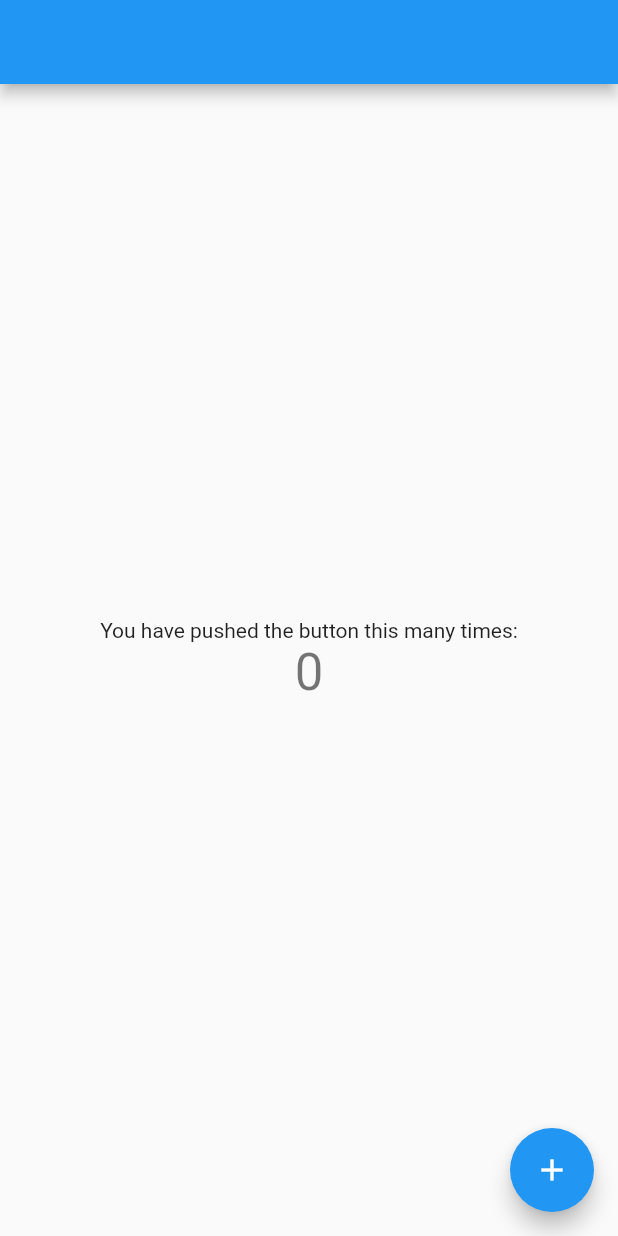
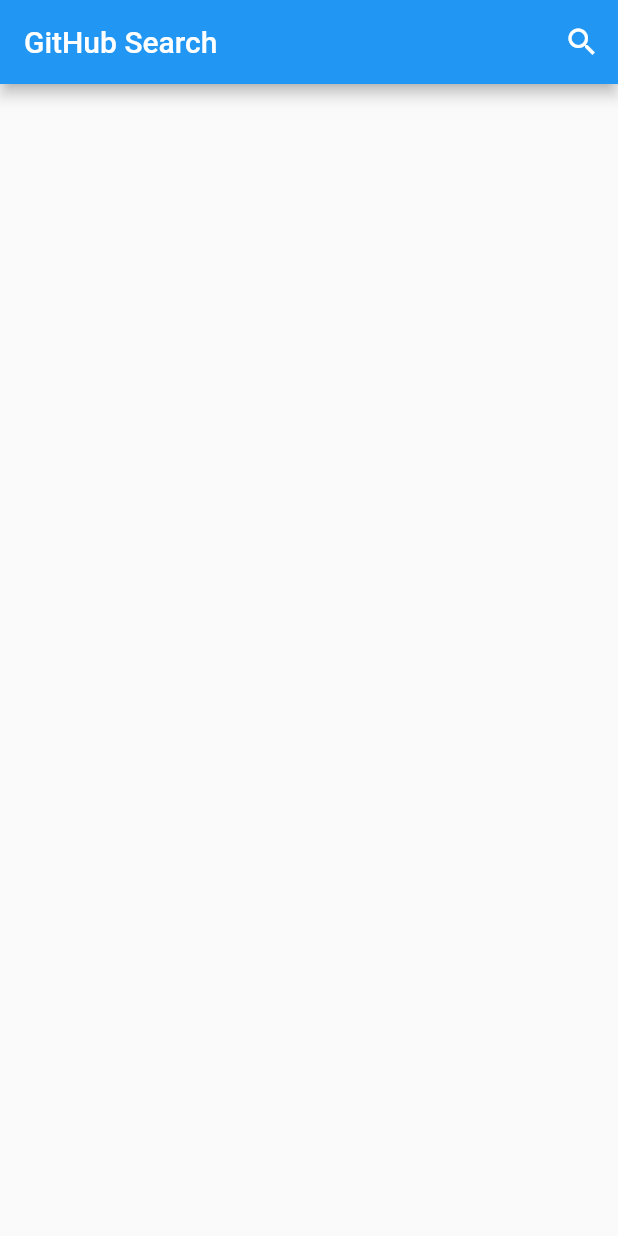
Before and after one commit to VHCBlade/search-example, a Flutter app: the screen it shows after launch, on a phone screen of 412 x 824 dp. Run offline on Flutter 3.47's test engine with Material 2 defaults, Android fonts, the phone set to English and light mode, and no system bars; our stand-ins replace equatable.

Commit message:
Added Initial Frontend Frame

```diff
--- a/lib/main.dart
+++ b/lib/main.dart
@@ -1,4 +1,5 @@
 import 'package:flutter/material.dart';
+import 'package:search_example/screens/main.dart';
 
 void main() {
   runApp(MyApp());
@@ -9,54 +10,12 @@
   @override
   Widget build(BuildContext context) {
     return MaterialApp(
-      title: 'Flutter Demo',
+      title: 'Flutter Github Search Example',
+      debugShowCheckedModeBanner: false,
       theme: ThemeData(
         primarySwatch: Colors.blue,
       ),
-      home: MyHomePage(),
+      home: MainScreen(),
     );
   }
 }
-
-class MyHomePage extends StatefulWidget {
-  MyHomePage({Key? key}) : super(key: key);
-
-  @override
-  _MyHomePageState createState() => _MyHomePageState();
-}
-
-class _MyHomePageState extends State<MyHomePage> {
-  int _counter = 0;
-
-  void _incrementCounter() {
-    setState(() {
-      _counter++;
-    });
-  }
-
-  @override
-  Widget build(BuildContext context) {
-    return Scaffold(
-      appBar: AppBar(),
-      body: Center(
-        child: Column(
-          mainAxisAlignment: MainAxisAlignment.center,
-          children: <Widget>[
-            Text(
-              'You have pushed the button this many times:',
-            ),
-            Text(
-              '$_counter',
-              style: Theme.of(context).textTheme.headline4,
-            ),
-          ],
-        ),
-      ),
-      floatingActionButton: FloatingActionButton(
-        onPressed: _incrementCounter,
-        tooltip: 'Increment',
-        child: Icon(Icons.add),
-      ), // This trailing comma makes auto-formatting nicer for build methods.
-    );
-  }
-}
--- a/lib/repository/search/search_data.dart
+++ b/lib/repository/search/search_data.dart
@@ -5,7 +5,7 @@
   final String title;
   final String? subtitle;
 
-  SearchData(this.url, this.title, this.subtitle);
+  SearchData({required this.url, required this.title, this.subtitle});
 
   @override
   List<Object?> get props => [url, title, subtitle];
--- /dev/null
+++ b/lib/screens/github_search/github_search.dart
@@ -0,0 +1,40 @@
+import 'package:flutter/material.dart';
+import 'package:provider/provider.dart';
+import 'package:search_example/model/search_model.dart';
+import 'package:search_example/screens/github_search/search_bar.dart';
+import 'package:search_example/state/event_channel.dart';
+import 'package:search_example/state/model_provider.dart';
+
+class GitHubSearchScreen extends StatelessWidget {
+  @override
+  Widget build(BuildContext context) {
+    return ModelProvider(
+        create: (_, ProviderEventChannel? parent) =>
+            SearchModel(parentChannel: parent),
+        child: _InnerGitHubScreen());
+  }
+}
+
+class _InnerGitHubScreen extends StatefulWidget {
+  @override
+  _InnerGitHubScreenState createState() => _InnerGitHubScreenState();
+}
+
+class _InnerGitHubScreenState extends State<_InnerGitHubScreen> {
+  @override
+  Widget build(BuildContext context) {
+    return Scaffold(
+      appBar: AppBar(title: Text("GitHub Search"), actions: [
+        IconButton(
+          icon: Icon(Icons.search),
+          onPressed: () => Navigator.of(context).push(MaterialPageRoute(
+              builder: (_) => GitHubSearchBarScreen(
+                    searchModel:
+                        context.read<ModelNotifier<SearchModel>>().model,
+                  ))),
+        )
+      ]),
+      body: Container(),
+    );
+  }
+}
--- /dev/null
+++ b/lib/screens/github_search/search_bar.dart
@@ -0,0 +1,17 @@
+import 'package:flutter/material.dart';
+import 'package:search_example/model/search_model.dart';
+
+class GitHubSearchBarScreen extends StatelessWidget {
+  final SearchModel searchModel;
+
+  const GitHubSearchBarScreen({Key? key, required this.searchModel})
+      : super(key: key);
+
+  @override
+  Widget build(BuildContext context) {
+    searchModel;
+    return Scaffold(
+      appBar: AppBar(),
+    );
+  }
+}
--- /dev/null
+++ b/lib/screens/main.dart
@@ -0,0 +1,9 @@
+import 'package:flutter/material.dart';
+import 'package:search_example/screens/github_search/github_search.dart';
+
+class MainScreen extends StatelessWidget {
+  @override
+  Widget build(BuildContext context) {
+    return GitHubSearchScreen();
+  }
+}
```
